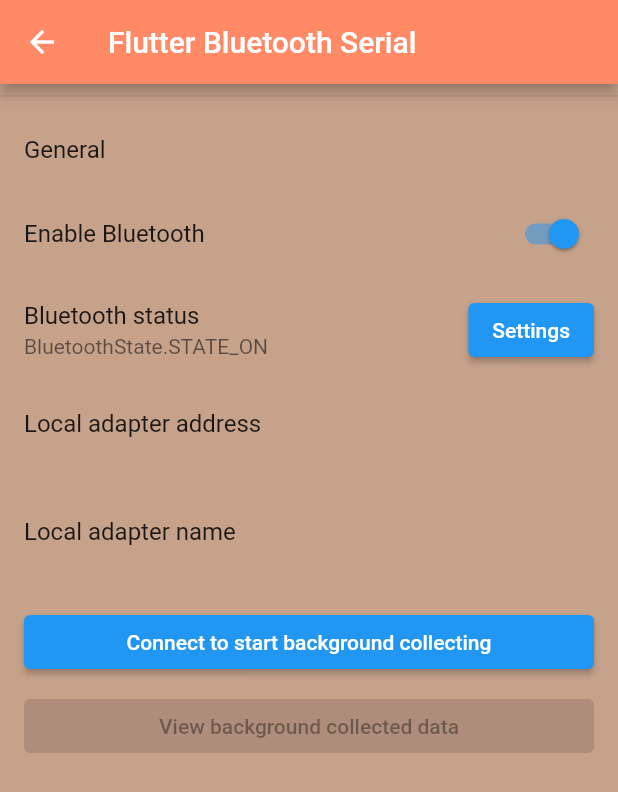
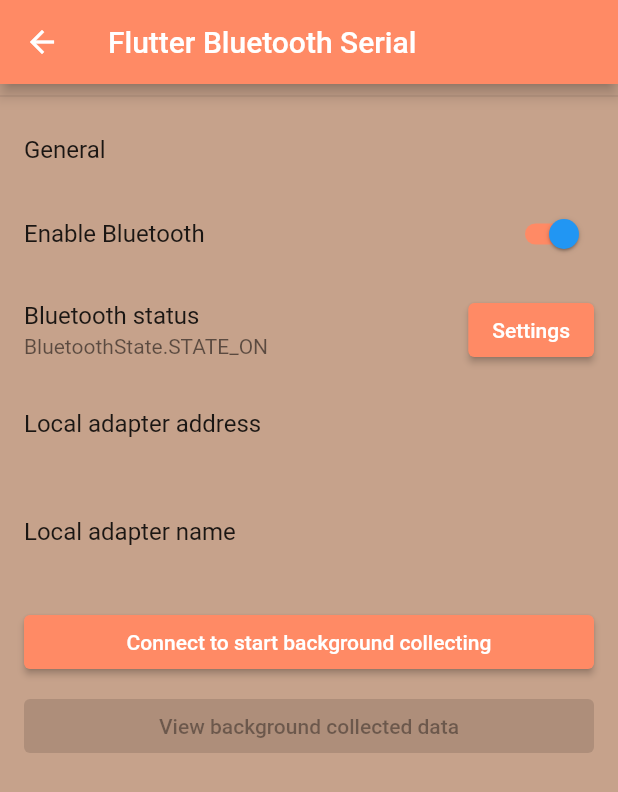
Before and after one commit to NinhLan/projet_dispositif, a Flutter app: the MainPage screen opened by its route, on a phone screen of 412 x 824 dp. Shown: the top 792 px of the screen. Run offline on Flutter 3.47's test engine with Material 2 defaults, Android fonts, the phone set to English and light mode, and no system bars; our stand-ins replace flutter_bluetooth_serial.

Commit message:
Add files via upload

```diff
--- a/lib/main_page.dart
+++ b/lib/main_page.dart
@@ -96,6 +96,7 @@ class _MainPage extends State<MainPage> {
             ListTile(title: const Text('General')),
             SwitchListTile(
               title: const Text('Enable Bluetooth'),
+              activeTrackColor: Colors.deepOrange.shade300,
               value: _bluetoothState.isEnabled,
               onChanged: (bool value) {
                 // Do the request and update with the true value then
@@ -117,9 +118,13 @@ class _MainPage extends State<MainPage> {
               subtitle: Text(_bluetoothState.toString()),
               trailing: ElevatedButton(
                 child: const Text('Settings'),
+
                 onPressed: () {
                   FlutterBluetoothSerial.instance.openSettings();
                 },
+                style: ElevatedButton.styleFrom(
+                  primary: Colors.deepOrange.shade300, // Background color
+                ),
               ),
             ),
             ListTile(
@@ -161,6 +166,9 @@ class _MainPage extends State<MainPage> {
                     }
                   }
                 },
+                style: ElevatedButton.styleFrom(
+                  primary: Colors.deepOrange.shade300, // Background color
+                ),
               ),
             ),
             ListTile(
@@ -180,6 +188,9 @@ class _MainPage extends State<MainPage> {
                   );
                 }
                     : null,
+                style: ElevatedButton.styleFrom(
+                  primary: Colors.deepOrange.shade300, // Background color
+                ),
               ),
             ),
           ],
```
